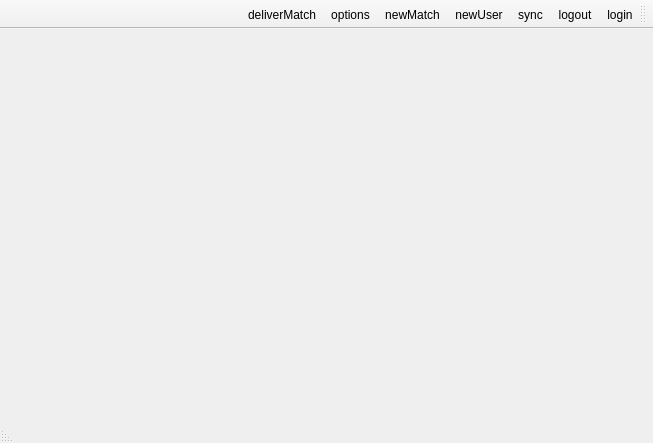
The window that Client/reghaabat/mainwindow.ui (nournia/ketabkhaane) describes before a commit, drawn with Qt 5.
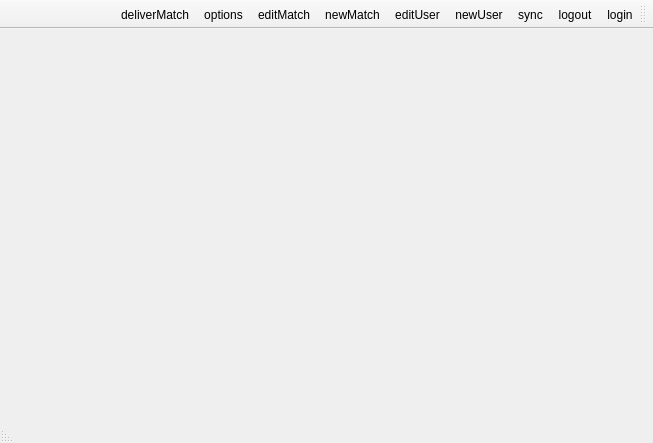
The same window after the commit.

Diff of the .ui file:
```diff
--- a/Client/reghaabat/mainwindow.ui
+++ b/Client/reghaabat/mainwindow.ui
@@ -50,7 +50,9 @@
    <addaction name="actionLogout"/>
    <addaction name="actionSync"/>
    <addaction name="actionNewUser"/>
+   <addaction name="actionEditUser"/>
    <addaction name="actionNewMatch"/>
+   <addaction name="actionEditMatch"/>
    <addaction name="actionOptions"/>
    <addaction name="actionDeliverMatch"/>
   </widget>
@@ -99,6 +101,16 @@
     <string>deliverMatch</string>
    </property>
   </action>
+  <action name="actionEditUser">
+   <property name="text">
+    <string>editUser</string>
+   </property>
+  </action>
+  <action name="actionEditMatch">
+   <property name="text">
+    <string>editMatch</string>
+   </property>
+  </action>
  </widget>
  <layoutdefault spacing="6" margin="11"/>
  <resources/>
```
